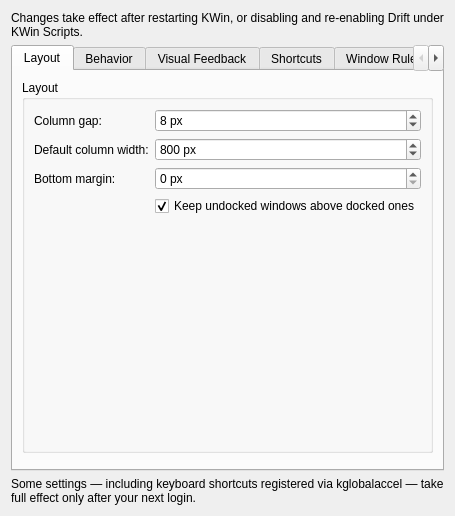
Before: the Qt Designer form drift/contents/ui/config.ui in epicodic/drift, drawn with Qt 5.
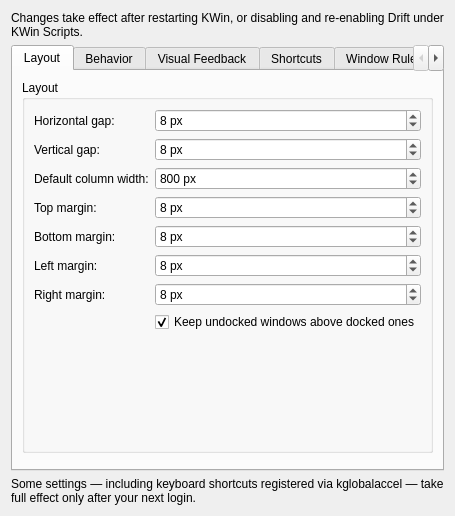
After: the same form once the commit is applied.

Patch:
```diff
--- a/drift/contents/ui/config.ui
+++ b/drift/contents/ui/config.ui
@@ -35,7 +35,7 @@
                                         <item row="0" column="0">
                                             <widget class="QLabel" name="label_columnGap">
                                                 <property name="text">
-                                                    <string>Column gap:</string>
+                                                    <string>Horizontal gap:</string>
                                                 </property>
                                             </widget>
                                         </item>
@@ -56,13 +56,36 @@
                                             </widget>
                                         </item>
                                         <item row="1" column="0">
+                                            <widget class="QLabel" name="label_verticalGap">
+                                                <property name="text">
+                                                    <string>Vertical gap:</string>
+                                                </property>
+                                            </widget>
+                                        </item>
+                                        <item row="1" column="1">
+                                            <widget class="QSpinBox" name="kcfg_verticalGap">
+                                                <property name="toolTip">
+                                                    <string>Vertical gap between tiles stacked within a column</string>
+                                                </property>
+                                                <property name="suffix">
+                                                    <string> px</string>
+                                                </property>
+                                                <property name="maximum">
+                                                    <number>999</number>
+                                                </property>
+                                                <property name="value">
+                                                    <number>8</number>
+                                                </property>
+                                            </widget>
+                                        </item>
+                                        <item row="2" column="0">
                                             <widget class="QLabel" name="label_defaultColumnWidth">
                                                 <property name="text">
                                                     <string>Default column width:</string>
                                                 </property>
                                             </widget>
                                         </item>
-                                        <item row="1" column="1">
+                                        <item row="2" column="1">
                                             <widget class="QSpinBox" name="kcfg_defaultColumnWidth">
                                                 <property name="toolTip">
                                                     <string>Width given to a newly opened window's column</string>
@@ -81,14 +104,37 @@
                                                 </property>
                                             </widget>
                                         </item>
-                                        <item row="2" column="0">
+                                        <item row="3" column="0">
+                                            <widget class="QLabel" name="label_topMargin">
+                                                <property name="text">
+                                                    <string>Top margin:</string>
+                                                </property>
+                                            </widget>
+                                        </item>
+                                        <item row="3" column="1">
+                                            <widget class="QSpinBox" name="kcfg_topMargin">
+                                                <property name="toolTip">
+                                                    <string>Space reserved at the top of the screen</string>
+                                                </property>
+                                                <property name="suffix">
+                                                    <string> px</string>
+                                                </property>
+                                                <property name="maximum">
+                                                    <number>999</number>
+                                                </property>
+                                                <property name="value">
+                                                    <number>8</number>
+                                                </property>
+                                            </widget>
+                                        </item>
+                                        <item row="4" column="0">
                                             <widget class="QLabel" name="label_bottomMargin">
                                                 <property name="text">
                                                     <string>Bottom margin:</string>
                                                 </property>
                                             </widget>
                                         </item>
-                                        <item row="2" column="1">
+                                        <item row="4" column="1">
                                             <widget class="QSpinBox" name="kcfg_bottomMargin">
                                                 <property name="toolTip">
                                                     <string>Space reserved at the bottom of the screen, e.g. to keep a taskbar visible</string>
@@ -100,11 +146,57 @@
                                                     <number>999</number>
                                                 </property>
                                                 <property name="value">
-                                                    <number>0</number>
+                                                    <number>8</number>
                                                 </property>
                                             </widget>
                                         </item>
-                                        <item row="3" column="1">
+                                        <item row="5" column="0">
+                                            <widget class="QLabel" name="label_leftMargin">
+                                                <property name="text">
+                                                    <string>Left margin:</string>
+                                                </property>
+                                            </widget>
+                                        </item>
+                                        <item row="5" column="1">
+                                            <widget class="QSpinBox" name="kcfg_leftMargin">
+                                                <property name="toolTip">
+                                                    <string>Space reserved at the left of the screen</string>
+                                                </property>
+                                                <property name="suffix">
+                                                    <string> px</string>
+                                                </property>
+                                                <property name="maximum">
+                                                    <number>999</number>
+                                                </property>
+                                                <property name="value">
+                                                    <number>8</number>
+                                                </property>
+                                            </widget>
+                                        </item>
+                                        <item row="6" column="0">
+                                            <widget class="QLabel" name="label_rightMargin">
+                                                <property name="text">
+                                                    <string>Right margin:</string>
+                                                </property>
+                                            </widget>
+                                        </item>
+                                        <item row="6" column="1">
+                                            <widget class="QSpinBox" name="kcfg_rightMargin">
+                                                <property name="toolTip">
+                                                    <string>Space reserved at the right of the screen</string>
+                                                </property>
+                                                <property name="suffix">
+                                                    <string> px</string>
+                                                </property>
+                                                <property name="maximum">
+                                                    <number>999</number>
+                                                </property>
+                                                <property name="value">
+                                                    <number>8</number>
+                                                </property>
+                                            </widget>
+                                        </item>
+                                        <item row="7" column="1">
                                             <widget class="QCheckBox" name="kcfg_undockKeepAbove">
                                                 <property name="toolTip">
                                                     <string>Keep an undocked (floating) window above still-docked windows</string>
```
Left out of the diff: 6 changed lines with no effect on the pictures.
